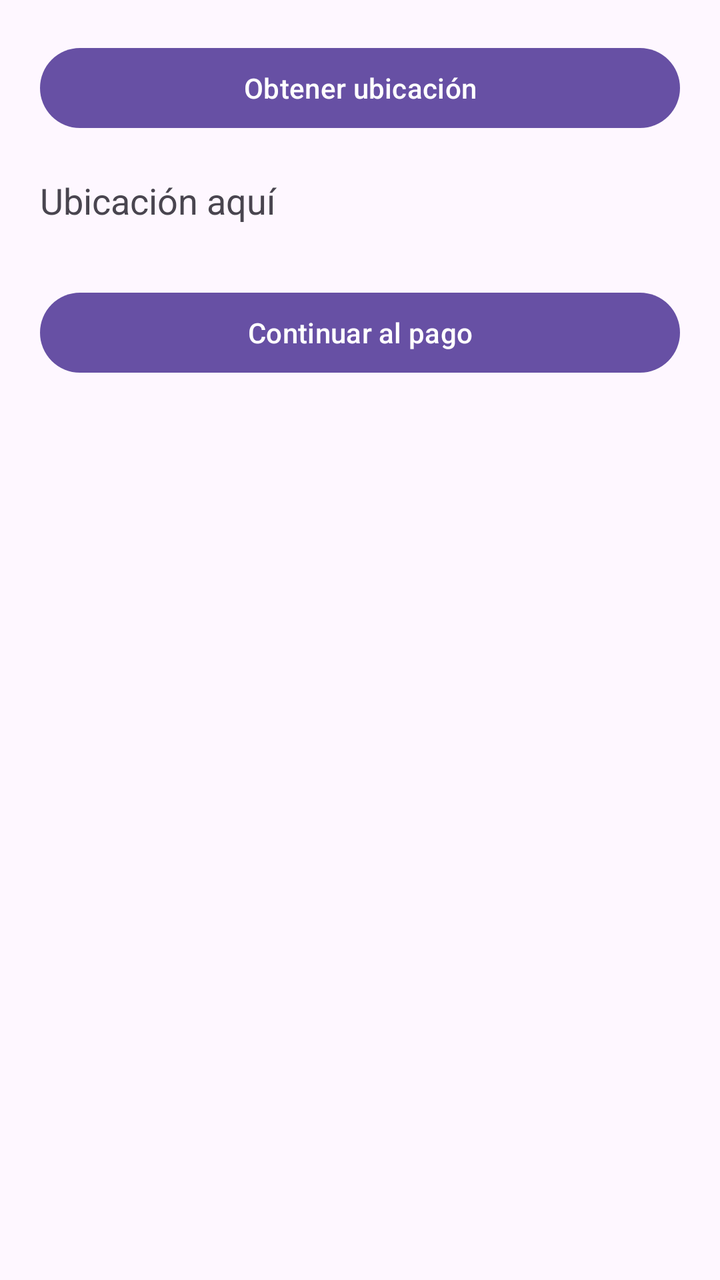
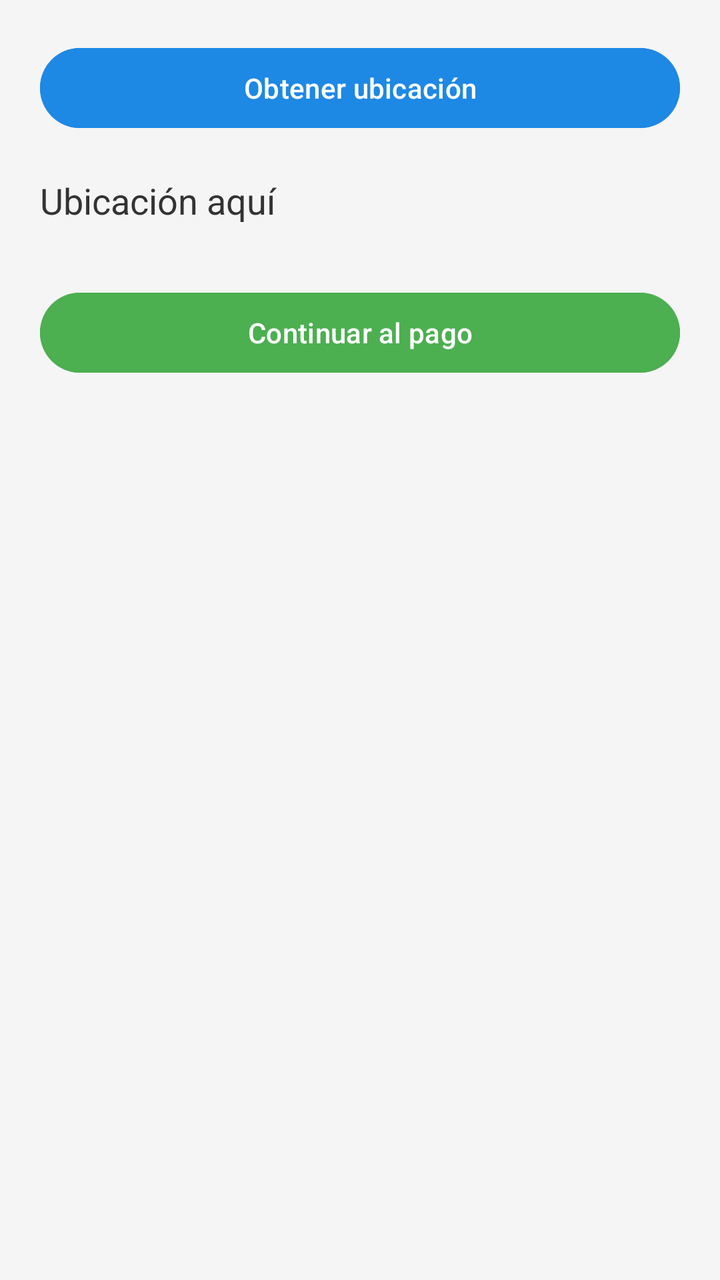

Compare the two renders of this Android layout. The source of the first and the diff that turns it into the second are given below.
<!-- AndroidManifest.xml: application theme Theme.TechStore -->
<!-- res/layout/activity_ubicacion.xml -->
<?xml version="1.0" encoding="utf-8"?>
<LinearLayout xmlns:android="http://schemas.android.com/apk/res/android"
    android:orientation="vertical"
    android:padding="20dp"
    android:layout_width="match_parent"
    android:layout_height="match_parent">

    <Button
        android:id="@+id/btnUbicar"
        android:text="Obtener ubicación"
        android:layout_width="match_parent"
        android:layout_height="wrap_content"/>

    <TextView
        android:id="@+id/txtUbicacion"
        android:text="Ubicación aquí"
        android:textSize="18sp"
        android:layout_marginTop="20dp"
        android:layout_width="match_parent"
        android:layout_height="wrap_content"/>

    <Button
        android:id="@+id/btnContinuar"
        android:text="Continuar al pago"
        android:layout_width="match_parent"
        android:layout_height="wrap_content"
        android:layout_marginTop="30dp"/>

</LinearLayout>
<!-- resources referenced by this layout -->
<resources>
  <style name="Theme.TechStore" parent="Base.Theme.TechStore" />
  <style name="Base.Theme.TechStore" parent="Theme.Material3.DayNight.NoActionBar">
          
          
      </style>
</resources>

<!-- the commit's change to res/layout/activity_ubicacion.xml (unified diff, before → after) -->
@@ -2,28 +2,34 @@
 <LinearLayout xmlns:android="http://schemas.android.com/apk/res/android"
     android:orientation="vertical"
     android:padding="20dp"
+    android:background="@color/background"
     android:layout_width="match_parent"
     android:layout_height="match_parent">
 
     <Button
         android:id="@+id/btnUbicar"
-        android:text="Obtener ubicación"
+        android:text="@string/obtener_ubicacion"
+        android:backgroundTint="@color/primary"
+        android:textColor="@color/white"
         android:layout_width="match_parent"
-        android:layout_height="wrap_content"/>
+        android:layout_height="wrap_content" />
 
     <TextView
         android:id="@+id/txtUbicacion"
-        android:text="Ubicación aquí"
+        android:text="@string/ubicacion_aqui"
         android:textSize="18sp"
+        android:textColor="@color/texto_principal"
         android:layout_marginTop="20dp"
         android:layout_width="match_parent"
-        android:layout_height="wrap_content"/>
+        android:layout_height="wrap_content" />
 
     <Button
         android:id="@+id/btnContinuar"
-        android:text="Continuar al pago"
+        android:text="@string/continuar_pago"
+        android:backgroundTint="@color/verde"
+        android:textColor="@color/white"
         android:layout_width="match_parent"
         android:layout_height="wrap_content"
-        android:layout_marginTop="30dp"/>
+        android:layout_marginTop="30dp" />
 
 </LinearLayout>
<!-- resource entries referenced after the edit -->
@@ -1,5 +1,13 @@
 <!-- resources referenced by this layout -->
 <resources>
+  <color name="background">#F5F5F5</color>
+  <color name="primary">#1E88E5</color>
+  <color name="texto_principal">#333333</color>
+  <color name="verde">#4CAF50</color>
+  <color name="white">#FFFFFF</color>
+  <string name="continuar_pago">Continuar al pago</string>
+  <string name="obtener_ubicacion">Obtener ubicación</string>
+  <string name="ubicacion_aqui">Ubicación aquí</string>
   <style name="Theme.TechStore" parent="Base.Theme.TechStore" />
   <style name="Base.Theme.TechStore" parent="Theme.Material3.DayNight.NoActionBar">
           
